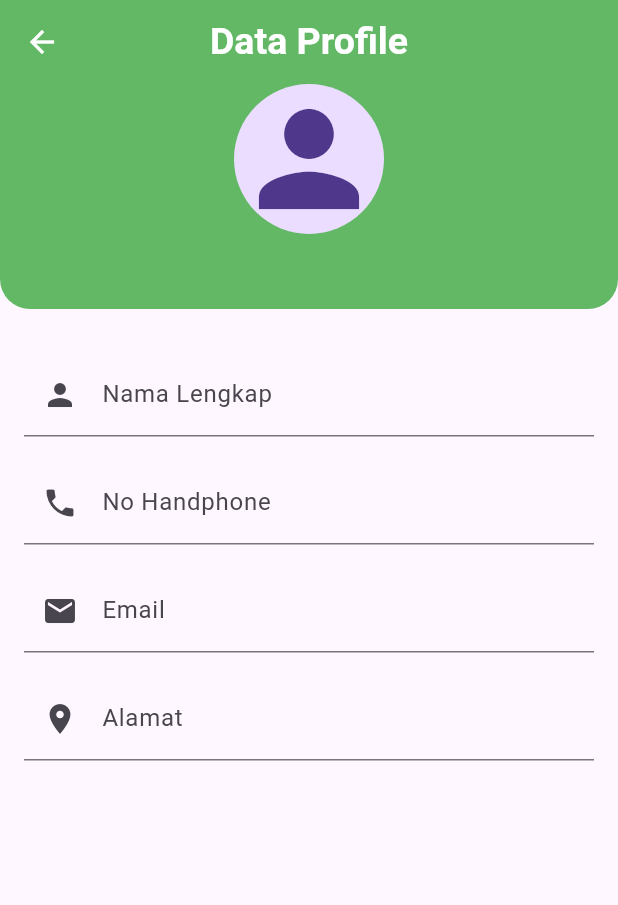
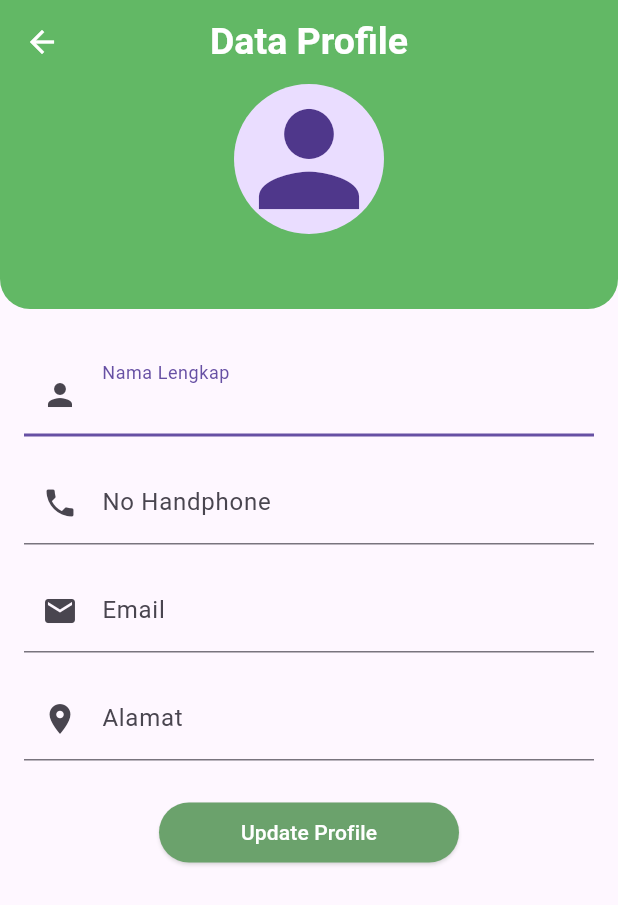
Before and after one commit to rafinas2133/banksampah, a Flutter app: the DataProfile screen opened directly, on a phone screen of 412 x 824 dp. Shown: the top 905 px of the screen. Run offline on Flutter 3.47's test engine with Material 3 defaults, Android fonts, the phone set to English and light mode, and no system bars; our stand-ins replace cloud_firestore, curved_navigation_bar, firebase_auth, firebase_core, flutter_spinkit; accounts and stored records are empty.

Commit message:
update data profile

```diff
--- a/bank_sampah/lib/screens/home/profile.dart
+++ b/bank_sampah/lib/screens/home/profile.dart
@@ -119,9 +119,9 @@ class _ProfileState extends State<Profile> {
                           color: Color.fromARGB(255, 98, 184, 101),
                           child: Column(
                             children: [
-                              CardProfileSetting(text: 'Data Profil', onTap: () {}),
-                              CardProfileSetting(text: 'Notifikasi', onTap: () {}),
-                              CardProfileSetting(text: 'Bahasa', onTap: () {}),
+                              CardProfileSetting(text: 'F.A.Q', onTap: () {}),
+                              CardProfileSetting(text: 'Pusat Bantuan', onTap: () {}),
+                              CardProfileSetting(text: 'Tentang Aplikasi', onTap: () {}),
                             ],
                           ),
                         ),
--- a/bank_sampah/lib/screens/home/profile_page/data_profil.dart
+++ b/bank_sampah/lib/screens/home/profile_page/data_profil.dart
@@ -16,15 +16,18 @@ class DataProfile extends StatefulWidget {
 class _DataProfileState extends State<DataProfile> {
 
   final AuthService _auth = AuthService();
-  String? userName;
   String? fullName;
+  String? noHp;
+  String? address;
+  bool isUpdating = false;
+  bool loading = false;
 
   @override
   Widget build(BuildContext context) {
 
     final user = Provider.of<MyUsers?>(context);
 
-    return StreamBuilder<UserData>(
+    return loading ? Loading() : StreamBuilder<UserData>(
       stream: DatabaseService(uid: user?.uid).userData,
       builder: (context, snapshot) {
         if(snapshot.hasData){
@@ -44,7 +47,8 @@ class _DataProfileState extends State<DataProfile> {
               ),
               centerTitle: true,
             ),
-            body: Column(
+            body: SingleChildScrollView(
+              child: Column(
                 children: [
                   // Freeze Container
                   Container(
@@ -88,42 +92,74 @@ class _DataProfileState extends State<DataProfile> {
                           icon: Icons.person,
                           label: 'Nama Lengkap',
                           initialValue: '${userData?.fullName}',
+                          isUpdating: isUpdating,
                           onChanged: (newValue) {
-                          // Lakukan sesuatu dengan nilai yang diubah
-                          print('Nama Lengkap diubah menjadi: $newValue');
+                            setState(() => fullName = newValue,);
                           },
                         ),
                         ProfileField(
                           icon: Icons.phone,
                           label: 'No Handphone',
                           initialValue: '${userData?.noHp}',
+                          isUpdating: isUpdating,
                           onChanged: (newValue) {
-                          // Lakukan sesuatu dengan nilai yang diubah
-                          print('No Handphone diubah menjadi: $newValue');
+                            setState(() => noHp = newValue,);
                           },
                         ),
                         ProfileField(
                           icon: Icons.email,
                           label: 'Email',
                           initialValue: '${userData?.email}',
+                          isUpdating: false,
                           onChanged: (newValue) {
-                          // Lakukan sesuatu dengan nilai yang diubah
-                          print('Email diubah menjadi: $newValue');
+
                           },
                         ),
                         ProfileField(
                           icon: Icons.location_on,
                           label: 'Alamat',
                           initialValue: '${userData?.address}',
+                          isUpdating: isUpdating,
                           onChanged: (newValue) {
-                          // Lakukan sesuatu dengan nilai yang diubah
-                          print('Alamat diubah menjadi: $newValue');
+                            setState(() => address = newValue,);
                           },
                         ),
                       ],
                     ),
                   ),
+                  ElevatedButton(
+                    onPressed: () async {
+                      if (isUpdating) {
+                        setState(() => loading = true,);
+                        await DatabaseService(uid: user?.uid).updateUserData(
+                            fullName: fullName,
+                            noHp: noHp,
+                            address: address
+                        );
+                      }
+                      setState(() => loading =false,);
+                      setState(() {
+                        isUpdating = !isUpdating;
+                      });
+                    },
+                    child: Text(
+                      isUpdating ? 'Done' : 'Update Profile',
+                      style: TextStyle(
+                        color: Colors.white
+                      ),
+                    ),
+                    style: ButtonStyle(
+                      fixedSize: MaterialStateProperty.all(
+                        Size(200, 30.0), // Sesuaikan lebar dan tinggi sesuai kebutuhan
+                      ),
+                      shadowColor: MaterialStateProperty.all(Colors.white),
+                      overlayColor: MaterialStateProperty.all(Colors.green),
+                      backgroundColor: MaterialStateProperty.all(Color.fromARGB(255, 99, 157, 100)),
+                      surfaceTintColor: MaterialStateProperty.all(Colors.white)
+                    ),
+                  ),
                 ],
+              ),
             ),
           );
         } else {
--- a/bank_sampah/lib/shared/profile_field.dart
+++ b/bank_sampah/lib/shared/profile_field.dart
@@ -4,6 +4,7 @@ class ProfileField extends StatefulWidget {
   final IconData icon;
   final String label;
   final String initialValue;
+  final bool isUpdating;
   final void Function(String)? onChanged;
 
   const ProfileField({
@@ -12,6 +13,7 @@ class ProfileField extends StatefulWidget {
     required this.label,
     required this.initialValue,
     this.onChanged,
+    required this.isUpdating
   }) : super(key: key);
 
   @override
@@ -20,6 +22,7 @@ class ProfileField extends StatefulWidget {
 
 class _ProfileFieldState extends State<ProfileField> {
   late TextEditingController _controller;
+  bool isEditing = false;
 
   @override
   void initState() {
@@ -31,14 +34,30 @@ class _ProfileFieldState extends State<ProfileField> {
   Widget build(BuildContext context) {
     return Padding(
       padding: const EdgeInsets.symmetric(vertical: 8.0),
+      child: Row(
+        children: [
+          Expanded(
             child: TextFormField(
-        readOnly: true,
+              readOnly: !isEditing,
+              autofocus: !isEditing,
+              controller: _controller,
               decoration: InputDecoration(
                 prefixIcon: Icon(widget.icon),
                 labelText: widget.label,
               ),
-        initialValue: widget.initialValue,
               onChanged: widget.onChanged,
+            ),
+          ),
+          if (widget.isUpdating)
+            IconButton(
+              icon: Icon(isEditing ? Icons.arrow_upward : Icons.arrow_forward),
+              onPressed: () {
+                setState(() {
+                  isEditing = !isEditing;
+                });
+              },
+            ),
+        ],
       ),
     );
   }
```
Also changed, not shown: bank_sampah/lib/screens/home/history_page/history.dart (+17 -94 lines), bank_sampah/lib/services/auth.dart (+7 -1 lines), bank_sampah/lib/services/database.dart (+9 -8 lines), bank_sampah/lib/shared/card_history.dart (added, +111 -0 lines). Lines whose indentation alone changed are shown as unchanged.
